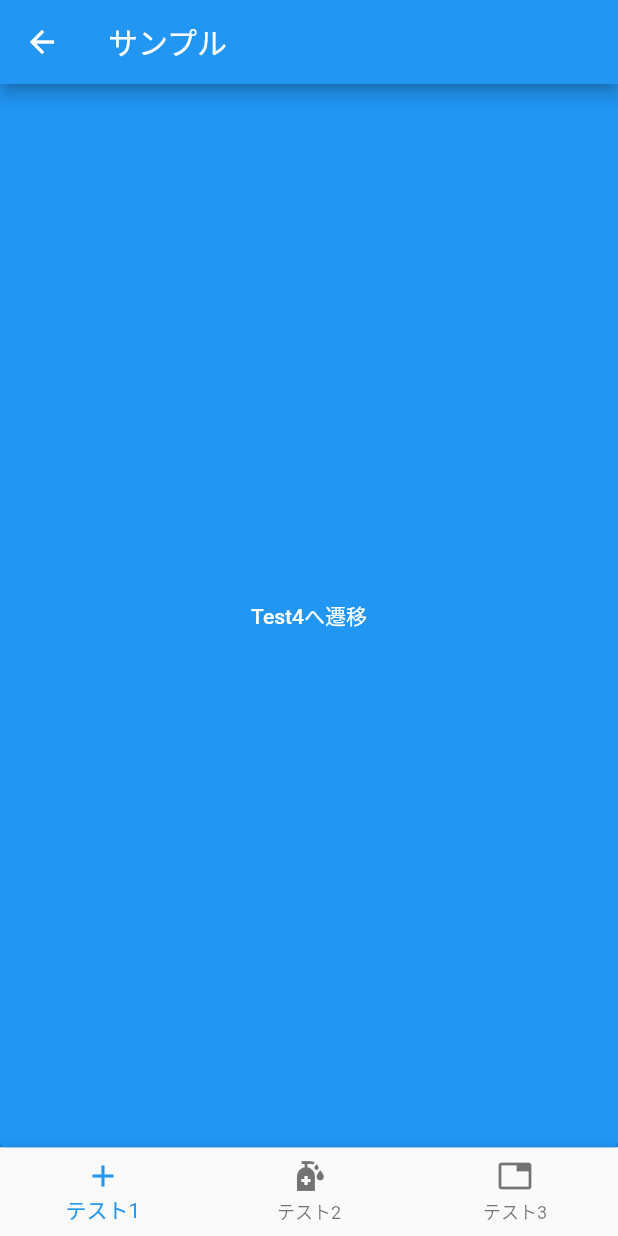
After one commit to kentomiya89/k_flutter_playground, a Flutter app: the screen it shows after launch, after a tap on "ネスト画面遷移", on a phone screen of 412 x 824 dp. The commit adds this screen. Run offline on Flutter 3.47's test engine with Material 2 defaults, Android fonts, the phone set to English and light mode, and no system bars; our stand-ins replace flutter_hooks, hooks_riverpod.

Commit message:
add: bottom navigation sample

```diff
--- a/lib/app.dart
+++ b/lib/app.dart
@@ -1,4 +1,5 @@
 import 'package:flutter/material.dart';
+import 'package:k_flutter_playground/samples/navigation_pattern/navigation_pattern_screen.dart';
 import 'package:k_flutter_playground/samples/playground_list_screen.dart';
 
 class PlaygroundApp extends StatelessWidget {
@@ -9,7 +10,11 @@ class PlaygroundApp extends StatelessWidget {
       theme: ThemeData(
         primarySwatch: Colors.blue,
       ),
-      home: PlaygroundListScreen(),
+      initialRoute: '/',
+      routes: {
+        '/': (context) => PlaygroundListScreen(),
+        '/namedRoute': (context) => NamedRouteScreen(),
+      },
     );
   }
 }
--- /dev/null
+++ b/lib/samples/navigation_pattern/bottom_navigation_remain.dart
@@ -0,0 +1,164 @@
+import 'package:flutter/material.dart';
+import 'package:flutter_hooks/flutter_hooks.dart';
+import 'package:hooks_riverpod/hooks_riverpod.dart';
+
+final bottomNavBarIndexProvider = StateProvider.autoDispose<int>((_) => 0);
+
+enum TabItem {
+  test1,
+  test2,
+  test3,
+}
+
+const tabTitle = <TabItem, String>{
+  TabItem.test1: 'テスト1',
+  TabItem.test2: 'テスト2',
+  TabItem.test3: 'テスト3',
+};
+
+const tabIcon = <TabItem, Icon>{
+  TabItem.test1: Icon(Icons.add),
+  TabItem.test2: Icon(Icons.sanitizer),
+  TabItem.test3: Icon(Icons.clear),
+};
+
+// const tabScreen = <TabItem, StatelessWidget>{
+//   TabItem.test1: Test1(),
+//   TabItem.test2: Test2(),
+//   TabItem.test3: Test3(),
+// };
+
+// Map<TabItem, GlobalKey<NavigatorState>> navigatorKeys = {
+//   TabItem.test1: GlobalKey<NavigatorState>(),
+//   TabItem.test2: GlobalKey<NavigatorState>(),
+//   TabItem.test3: GlobalKey<NavigatorState>(),
+// };
+
+const tabScreen = [
+  Test1(),
+  Test2(),
+  Test3(),
+];
+final navigatorKeys = [
+  GlobalKey<NavigatorState>(),
+  GlobalKey<NavigatorState>(),
+  GlobalKey<NavigatorState>()
+];
+
+class BottomNavigationRemain extends HookWidget {
+  const BottomNavigationRemain({Key? key}) : super(key: key);
+
+  @override
+  Widget build(BuildContext context) {
+    final currentIndex = useProvider(bottomNavBarIndexProvider).state;
+
+    return Scaffold(
+      appBar: AppBar(
+        title: Text('サンプル'),
+      ),
+      body: TabNavigator(
+        navigationKey: navigatorKeys[currentIndex],
+        route: buildRoute(currentIndex),
+      ),
+      bottomNavigationBar: BottomNavigationBar(
+        items: [
+          BottomNavigationBarItem(icon: Icon(Icons.add), label: 'テスト1'),
+          BottomNavigationBarItem(icon: Icon(Icons.sanitizer), label: 'テスト2'),
+          BottomNavigationBarItem(icon: Icon(Icons.tab), label: 'テスト3'),
+        ],
+        type: BottomNavigationBarType.fixed,
+        onTap: (index) {
+          context.read(bottomNavBarIndexProvider).state = index;
+        },
+      ),
+    );
+  }
+
+  Route buildRoute(int index) {
+    switch (index) {
+      case 0:
+        return Test1.route();
+      case 1:
+        return Test2.route();
+      case 2:
+        return Test3.route();
+      default:
+        return Test1.route();
+    }
+  }
+}
+
+class TabNavigator extends StatelessWidget {
+  const TabNavigator({required this.navigationKey, required this.route});
+
+  final GlobalKey<NavigatorState> navigationKey;
+  final Route route;
+
+  @override
+  Widget build(BuildContext context) {
+    return Navigator(
+      key: navigationKey,
+      onGenerateRoute: (_) {
+        return route;
+      },
+    );
+  }
+}
+
+class Test1 extends StatelessWidget {
+  const Test1();
+
+  static Route<dynamic> route() => MaterialPageRoute(builder: (_) => Test1());
+
+  @override
+  Widget build(BuildContext context) {
+    return Container(
+      color: Colors.blue,
+      child: ElevatedButton(
+        onPressed: () {
+          Navigator.of(context).push(Test4.route());
+        },
+        child: Text('Test4へ遷移'),
+      ),
+    );
+  }
+}
+
+class Test2 extends StatelessWidget {
+  const Test2();
+
+  static Route<dynamic> route() => MaterialPageRoute(builder: (_) => Test2());
+
+  @override
+  Widget build(BuildContext context) {
+    return Container(
+      color: Colors.red,
+    );
+  }
+}
+
+class Test3 extends StatelessWidget {
+  const Test3();
+
+  static Route<dynamic> route() => MaterialPageRoute(builder: (_) => Test3());
+
+  @override
+  Widget build(BuildContext context) {
+    return Container(
+      color: Colors.green,
+    );
+  }
+}
+
+class Test4 extends StatelessWidget {
+  const Test4();
+
+  static Route<dynamic> route() => MaterialPageRoute(builder: (_) => Test4());
+
+  @override
+  Widget build(BuildContext context) {
+    return Container(
+      color: Colors.yellow,
+    );
+  }
+}
--- a/lib/samples/playground_list_screen.dart
+++ b/lib/samples/playground_list_screen.dart
@@ -3,6 +3,8 @@ import 'package:k_flutter_playground/samples/text_field_sample/with_clear_button
 import 'package:k_flutter_playground/widget/playground_list.dart';
 
 import 'dropdown_button_sample/dropdown_button_screen.dart';
+import 'navigation_pattern/bottom_navigation_remain.dart';
+import 'navigation_pattern/navigation_pattern_screen.dart';
 
 class PlaygroundListScreen extends StatelessWidget {
   @override
@@ -23,6 +25,14 @@ class PlaygroundListScreen extends StatelessWidget {
               title: 'テキストフィールドクリアボタン',
               page: TextFieldWithClearButtonForRp(),
             ),
+            PlaygroundListTile(
+              title: '画面遷移パターン',
+              page: NavigationPatternScreen(),
+            ),
+            PlaygroundListTile(
+              title: 'ネスト画面遷移',
+              page: BottomNavigationRemain(),
+            ),
           ],
         ),
       ),
```
Also changed, not shown: lib/samples/navigation_pattern/navigation_pattern_screen.dart (added, +96 -0 lines).
